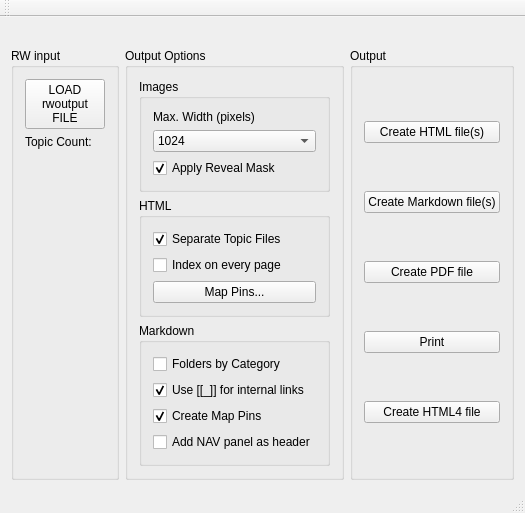
Before: the Qt Designer form mainwindow.ui in farling42/RWoutput, drawn with Qt 5.
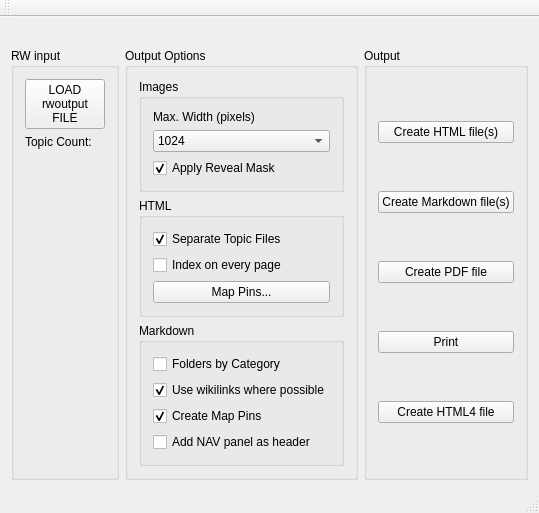
After: the same form once the commit is applied. Icons and pictures are not drawn.

Commit message: Change UI to mention wikilinks type of linking

Diff of the .ui file:
```diff
--- a/mainwindow.ui
+++ b/mainwindow.ui
@@ -9,7 +9,7 @@
    <rect>
     <x>0</x>
     <y>0</y>
-    <width>455</width>
+    <width>465</width>
     <height>459</height>
    </rect>
   </property>
@@ -195,7 +195,7 @@
                <string>When unchecked, all links will use [_]</string>
               </property>
               <property name="text">
-               <string>Use [[_]] for internal links</string>
+               <string>Use wikilinks where possible</string>
               </property>
               <property name="checked">
                <bool>true</bool>
```
Left out of the diff: 4 changed lines with no effect on the pictures. The commit also changes 1 other file.
